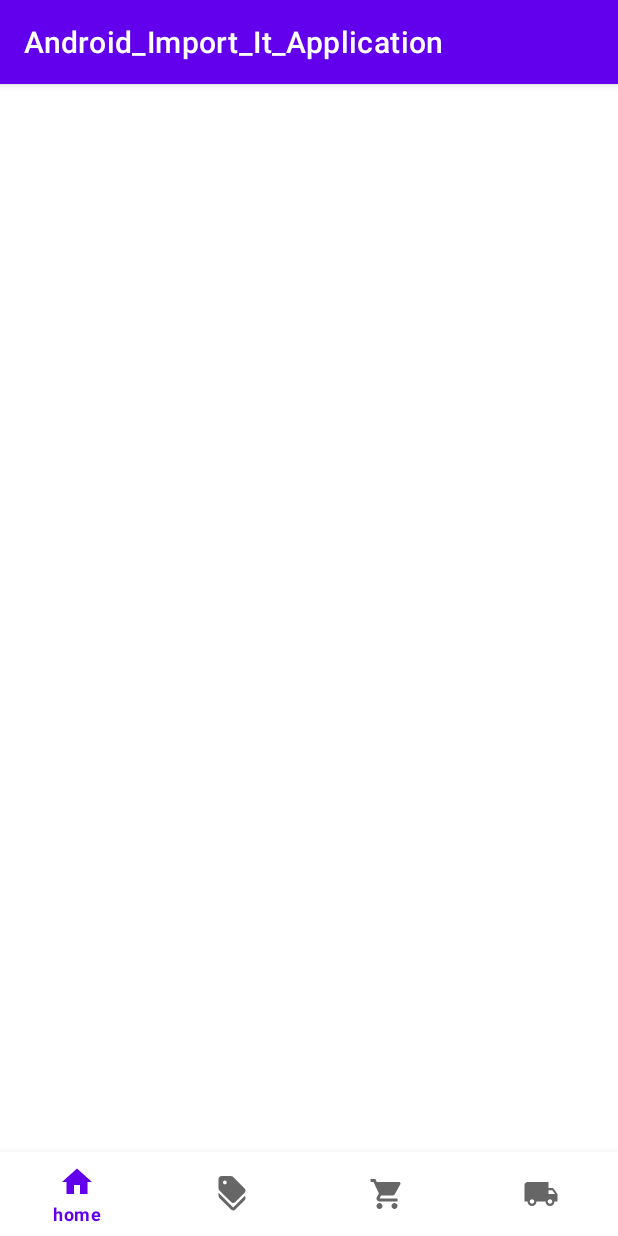
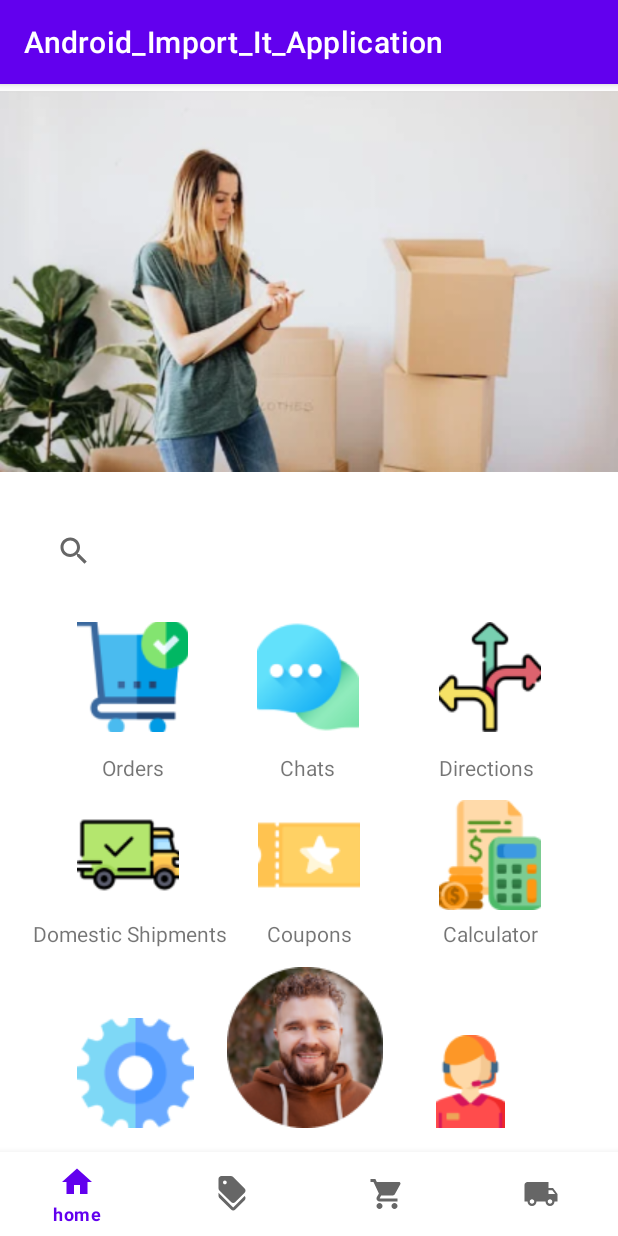
Before and after one commit to EdGaR-MaLcA/Android_Import_It_Application, an Android app: the screen it shows after launch (MainActivity), on a phone screen of 412 x 824 dp. Run offline under Robolectric (Android 15) with nearby library versions, the phone set to English and light mode, and no system bars.

Commit message:
feat: navigation

```diff
--- a/app/src/main/java/com/example/android/android_import_it_application/controllers/activities/MainActivity.kt
+++ b/app/src/main/java/com/example/android/android_import_it_application/controllers/activities/MainActivity.kt
@@ -9,6 +9,7 @@ import android.widget.TextView
 import androidx.fragment.app.Fragment
 import com.example.android.android_import_it_application.R
 import com.example.android.android_import_it_application.controllers.fragments.CouponFragment
+import com.example.android.android_import_it_application.controllers.fragments.MainScreen
 import com.example.android.android_import_it_application.controllers.fragments.SeeProductsFragment
 import com.google.android.material.bottomnavigation.BottomNavigationView
 
@@ -27,10 +28,10 @@ class MainActivity : AppCompatActivity() {
 
     private fun getFragmentFor(item: MenuItem): Fragment {
         return when (item.itemId){
+            R.id.menu_home->MainScreen()
             R.id.menu_coupons->CouponFragment()
-            R.id.menu_orders->CouponFragment()
-            R.id.menu_domestic_shipments->CouponFragment()
-            else -> CouponFragment()
+            R.id.menu_orders->SeeProductsFragment()
+            else -> MainScreen()
         }
     }
 
--- /dev/null
+++ b/app/src/main/java/com/example/android/android_import_it_application/controllers/fragments/MainScreen.kt
@@ -0,0 +1,42 @@
+package com.example.android.android_import_it_application.controllers.fragments
+
+import android.os.Bundle
+import androidx.fragment.app.Fragment
+import android.view.LayoutInflater
+import android.view.View
+import android.view.ViewGroup
+import android.widget.ImageButton
+import com.example.android.android_import_it_application.R
+
+class MainScreen : Fragment() {
+    lateinit var ibCoupons: ImageButton
+
+    override fun onCreate(savedInstanceState: Bundle?) {
+        super.onCreate(savedInstanceState)
+        arguments?.let {
+        }
+    }
+
+    override fun onCreateView(
+        inflater: LayoutInflater, container: ViewGroup?,
+        savedInstanceState: Bundle?
+    ): View? {
+        // Inflate the layout for this fragment
+        val view = inflater.inflate(R.layout.fragment_main_screen, container, false)
+
+        // Find the ImageButton by its ID
+        ibCoupons = view.findViewById(R.id.ibCoupons)
+
+        // Set an OnClickListener to the ImageButton
+        ibCoupons.setOnClickListener {
+            // Navigate to another fragment when the ImageButton is clicked
+            val anotherFragment = CouponFragment()
+            parentFragmentManager.beginTransaction()
+                .replace(R.id.flFragment, anotherFragment)
+                .addToBackStack(null)
+                .commit()
+        }
+
+        return view
+    }
+}
--- /dev/null
+++ b/app/src/main/res/layout/fragment_main_screen.xml
@@ -0,0 +1,216 @@
+<?xml version="1.0" encoding="utf-8"?>
+<FrameLayout xmlns:android="http://schemas.android.com/apk/res/android"
+    xmlns:tools="http://schemas.android.com/tools"
+    android:layout_width="match_parent"
+    android:layout_height="match_parent"
+    xmlns:app="http://schemas.android.com/apk/res-auto"
+    tools:context=".controllers.fragments.MainScreen">
+
+    <androidx.constraintlayout.widget.ConstraintLayout
+        android:layout_width="match_parent"
+        android:layout_height="match_parent">
+
+        <SearchView
+            android:id="@+id/searchView2"
+            android:layout_width="361dp"
+            android:layout_height="wrap_content"
+            android:layout_marginStart="25dp"
+            android:layout_marginTop="24dp"
+            android:layout_marginEnd="25dp"
+            app:layout_constraintEnd_toEndOf="parent"
+            app:layout_constraintStart_toStartOf="parent"
+            app:layout_constraintTop_toBottomOf="@+id/ivDashboard" />
+
+        <TextView
+            android:id="@+id/tvDirections"
+            android:layout_width="wrap_content"
+            android:layout_height="wrap_content"
+            android:layout_marginTop="14dp"
+            android:layout_marginEnd="56dp"
+            android:text="@string/directions"
+            app:layout_constraintEnd_toEndOf="parent"
+            app:layout_constraintTop_toBottomOf="@+id/ibDirections" />
+
+        <ImageButton
+            android:id="@+id/ibPerfil"
+            android:layout_width="104dp"
+            android:layout_height="107dp"
+            android:layout_marginStart="24dp"
+            android:layout_marginEnd="35dp"
+            android:layout_marginBottom="16dp"
+            android:background="@color/white"
+            android:contentDescription="@string/perfil"
+            app:layout_constraintBottom_toBottomOf="parent"
+            app:layout_constraintEnd_toStartOf="@+id/ibCostumer"
+            app:layout_constraintStart_toEndOf="@+id/ibConfiguration"
+            app:srcCompat="@drawable/selfie" />
+
+        <ImageButton
+            android:id="@+id/ibCalculator"
+            android:layout_width="68dp"
+            android:layout_height="73dp"
+            android:layout_marginTop="12dp"
+            android:layout_marginEnd="51dp"
+            android:background="@color/white"
+            android:contentDescription="@string/calculator"
+            app:layout_constraintEnd_toEndOf="parent"
+            app:layout_constraintTop_toBottomOf="@+id/tvDirections"
+            app:srcCompat="@drawable/calculator" />
+
+        <ImageButton
+            android:id="@+id/ibDirections"
+            android:layout_width="68dp"
+            android:layout_height="73dp"
+            android:layout_marginTop="23dp"
+            android:layout_marginEnd="51dp"
+            android:background="@color/white"
+            android:contentDescription="@string/directions"
+            app:layout_constraintEnd_toEndOf="parent"
+            app:layout_constraintTop_toBottomOf="@+id/searchView2"
+            app:srcCompat="@drawable/directions" />
+
+        <ImageButton
+            android:id="@+id/ibOrders"
+            android:layout_width="73.96dp"
+            android:layout_height="73dp"
+            android:layout_marginStart="51dp"
+            android:layout_marginTop="23dp"
+            android:background="@color/white"
+            android:contentDescription="@string/orders"
+            app:layout_constraintStart_toStartOf="parent"
+            app:layout_constraintTop_toBottomOf="@+id/searchView2"
+            app:srcCompat="@drawable/orders" />
+
+        <TextView
+            android:id="@+id/tvCoupons"
+            android:layout_width="wrap_content"
+            android:layout_height="wrap_content"
+            android:layout_marginStart="25dp"
+            android:layout_marginTop="6dp"
+            android:layout_marginEnd="59dp"
+            android:text="@string/coupons"
+            app:layout_constraintEnd_toStartOf="@+id/tvCalculator"
+            app:layout_constraintStart_toEndOf="@+id/tvDomestic"
+            app:layout_constraintTop_toBottomOf="@+id/ibCoupons" />
+
+        <ImageButton
+            android:id="@+id/ibConfiguration"
+            android:layout_width="78dp"
+            android:layout_height="73dp"
+            android:layout_marginStart="51dp"
+            android:layout_marginBottom="16dp"
+            android:background="@color/white"
+            android:contentDescription="@string/configuration"
+            app:layout_constraintBottom_toBottomOf="parent"
+            app:layout_constraintStart_toStartOf="parent"
+            app:srcCompat="@drawable/configuration" />
+
+        <TextView
+            android:id="@+id/tvDomestic"
+            android:layout_width="wrap_content"
+            android:layout_height="wrap_content"
+            android:layout_marginStart="22dp"
+            android:layout_marginTop="6dp"
+            android:text="@string/domestic_shipments"
+            app:layout_constraintStart_toStartOf="parent"
+            app:layout_constraintTop_toBottomOf="@+id/ibDomestic" />
+
+        <ImageButton
+            android:id="@+id/ibDomestic"
+            android:layout_width="68dp"
+            android:layout_height="73dp"
+            android:layout_marginStart="51dp"
+            android:layout_marginTop="12dp"
+            android:background="@color/white"
+            android:contentDescription="@string/domestic_shipments"
+            app:layout_constraintStart_toStartOf="parent"
+            app:layout_constraintTop_toBottomOf="@+id/tvOrder"
+            app:srcCompat="@drawable/domestic" />
+
+        <TextView
+            android:id="@+id/tvChats"
+            android:layout_width="wrap_content"
+            android:layout_height="wrap_content"
+            android:layout_marginStart="77dp"
+            android:layout_marginTop="14dp"
+            android:layout_marginEnd="69dp"
+            android:text="@string/chats"
+            app:layout_constraintEnd_toStartOf="@+id/tvDirections"
+            app:layout_constraintHorizontal_bias="0.0"
+            app:layout_constraintStart_toEndOf="@+id/tvOrder"
+            app:layout_constraintTop_toBottomOf="@+id/ibChats" />
+
+        <ImageButton
+            android:id="@+id/ibChats"
+            android:layout_width="68dp"
+            android:layout_height="73dp"
+            android:layout_marginStart="46dp"
+            android:layout_marginTop="23dp"
+            android:layout_marginEnd="53dp"
+            android:background="@color/white"
+            android:contentDescription="@string/chats"
+            app:layout_constraintEnd_toStartOf="@+id/ibDirections"
+            app:layout_constraintStart_toEndOf="@+id/ibOrders"
+            app:layout_constraintTop_toBottomOf="@+id/searchView2"
+            app:srcCompat="@drawable/chats" />
+
+        <ImageButton
+            android:id="@+id/ibCostumer"
+            android:layout_width="50dp"
+            android:layout_height="62dp"
+            android:layout_marginEnd="73dp"
+            android:layout_marginBottom="16dp"
+            android:background="@color/white"
+            android:contentDescription="@string/costumer_service"
+            app:layout_constraintBottom_toBottomOf="parent"
+            app:layout_constraintEnd_toEndOf="parent"
+            app:srcCompat="@drawable/customer_service" />
+
+        <TextView
+            android:id="@+id/tvOrder"
+            android:layout_width="wrap_content"
+            android:layout_height="wrap_content"
+            android:layout_marginStart="68dp"
+            android:layout_marginTop="14dp"
+            android:text="@string/orders"
+            android:textSize="14sp"
+            app:layout_constraintStart_toStartOf="parent"
+            app:layout_constraintTop_toBottomOf="@+id/ibOrders" />
+
+        <ImageView
+            android:id="@+id/ivDashboard"
+            android:layout_width="wrap_content"
+            android:layout_height="wrap_content"
+            android:contentDescription="@string/dashboard"
+            app:layout_constraintEnd_toEndOf="parent"
+            app:layout_constraintHorizontal_bias="0.0"
+            app:layout_constraintStart_toStartOf="parent"
+            app:layout_constraintTop_toTopOf="parent"
+            app:srcCompat="@drawable/dashboard" />
+
+        <TextView
+            android:id="@+id/tvCalculator"
+            android:layout_width="wrap_content"
+            android:layout_height="wrap_content"
+            android:layout_marginTop="6dp"
+            android:layout_marginEnd="53dp"
+            android:text="@string/calculator"
+            app:layout_constraintEnd_toEndOf="parent"
+            app:layout_constraintTop_toBottomOf="@+id/ibCalculator" />
+
+        <ImageButton
+            android:id="@+id/ibCoupons"
+            android:layout_width="68dp"
+            android:layout_height="73dp"
+            android:layout_marginStart="52dp"
+            android:layout_marginTop="12dp"
+            android:layout_marginEnd="52dp"
+            android:background="@color/white"
+            android:contentDescription="@string/coupons"
+            app:layout_constraintEnd_toStartOf="@+id/ibCalculator"
+            app:layout_constraintStart_toEndOf="@+id/ibDomestic"
+            app:layout_constraintTop_toBottomOf="@+id/tvChats"
+            app:srcCompat="@drawable/coupons" />
+    </androidx.constraintlayout.widget.ConstraintLayout>
+
+</FrameLayout>
```
